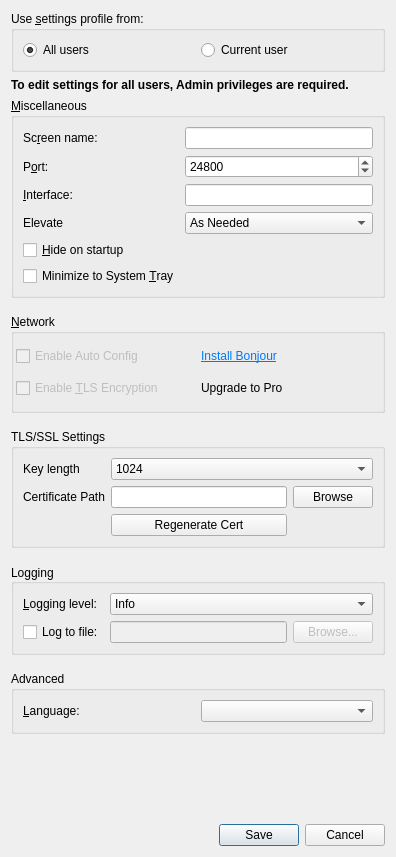
deskflow/deskflow, file src/gui/src/SettingsDialogBase.ui: the form before one commit.
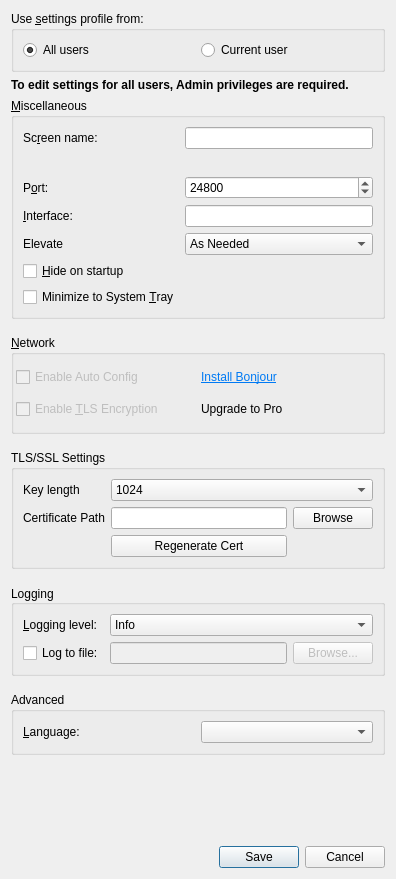
The form after the commit.

```diff
--- a/src/gui/src/SettingsDialogBase.ui
+++ b/src/gui/src/SettingsDialogBase.ui
@@ -7,7 +7,7 @@
     <x>0</x>
     <y>0</y>
     <width>396</width>
-    <height>857</height>
+    <height>879</height>
    </rect>
   </property>
   <property name="sizePolicy">
@@ -44,33 +44,7 @@
       <string>&amp;Miscellaneous</string>
      </property>
      <layout class="QGridLayout" name="gridLayout_3">
-      <item row="1" column="0">
-       <widget class="QLabel" name="m_pLabel_20">
-        <property name="text">
-         <string>P&amp;ort:</string>
-        </property>
-        <property name="buddy">
-         <cstring>m_pSpinBoxPort</cstring>
-        </property>
-       </widget>
-      </item>
-      <item row="0" column="0">
-       <widget class="QLabel" name="m_pLabel_19">
-        <property name="minimumSize">
-         <size>
-          <width>75</width>
-          <height>0</height>
-         </size>
-        </property>
-        <property name="text">
-         <string>Sc&amp;reen name:</string>
-        </property>
-        <property name="buddy">
-         <cstring>m_pLineEditScreenName</cstring>
-        </property>
-       </widget>
-      </item>
-      <item row="3" column="1">
+      <item row="4" column="1">
        <widget class="QComboBox" name="m_pComboElevate">
         <property name="toolTip">
          <string>Specify when the Synergy service should run at an elevated privilege level</string>
@@ -95,28 +69,34 @@
         </item>
        </widget>
       </item>
-      <item row="0" column="1">
-       <widget class="QLineEdit" name="m_pLineEditScreenName">
-        <property name="enabled">
-         <bool>true</bool>
-        </property>
-       </widget>
-      </item>
       <item row="3" column="0">
-       <widget class="QLabel" name="m_pLabelElevate">
+       <widget class="QLabel" name="m_pLabel_21">
         <property name="text">
-         <string>Elevate</string>
+         <string>&amp;Interface:</string>
+        </property>
+        <property name="buddy">
+         <cstring>m_pLineEditInterface</cstring>
         </property>
        </widget>
       </item>
-      <item row="6" column="0">
+      <item row="7" column="0">
        <widget class="QCheckBox" name="m_pCheckBoxMinimizeToTray">
         <property name="text">
          <string>Minimize to System &amp;Tray</string>
         </property>
        </widget>
       </item>
-      <item row="1" column="1">
+      <item row="0" column="1">
+       <widget class="QLineEdit" name="m_pLineEditScreenName">
+        <property name="enabled">
+         <bool>true</bool>
+        </property>
+        <property name="maxLength">
+         <number>15</number>
+        </property>
+       </widget>
+      </item>
+      <item row="2" column="1">
        <widget class="QSpinBox" name="m_pSpinBoxPort">
         <property name="enabled">
          <bool>true</bool>
@@ -135,30 +115,75 @@
         </property>
        </widget>
       </item>
+      <item row="0" column="0">
+       <widget class="QLabel" name="m_pLabel_19">
+        <property name="minimumSize">
+         <size>
+          <width>75</width>
+          <height>0</height>
+         </size>
+        </property>
+        <property name="text">
+         <string>Sc&amp;reen name:</string>
+        </property>
+        <property name="buddy">
+         <cstring>m_pLineEditScreenName</cstring>
+        </property>
+       </widget>
+      </item>
       <item row="2" column="0">
-       <widget class="QLabel" name="m_pLabel_21">
+       <widget class="QLabel" name="m_pLabel_20">
         <property name="text">
-         <string>&amp;Interface:</string>
+         <string>P&amp;ort:</string>
         </property>
         <property name="buddy">
-         <cstring>m_pLineEditInterface</cstring>
+         <cstring>m_pSpinBoxPort</cstring>
         </property>
        </widget>
       </item>
-      <item row="5" column="0">
+      <item row="4" column="0">
+       <widget class="QLabel" name="m_pLabelElevate">
+        <property name="text">
+         <string>Elevate</string>
+        </property>
+       </widget>
+      </item>
+      <item row="6" column="0">
        <widget class="QCheckBox" name="m_pCheckBoxAutoHide">
         <property name="text">
          <string>&amp;Hide on startup</string>
         </property>
        </widget>
       </item>
-      <item row="2" column="1">
+      <item row="3" column="1">
        <widget class="QLineEdit" name="m_pLineEditInterface">
         <property name="enabled">
          <bool>true</bool>
         </property>
        </widget>
       </item>
+      <item row="1" column="0" colspan="2">
+       <widget class="QLabel" name="m_pLabelNameError">
+        <property name="sizePolicy">
+         <sizepolicy hsizetype="Minimum" vsizetype="Minimum">
+          <horstretch>0</horstretch>
+          <verstretch>0</verstretch>
+         </sizepolicy>
+        </property>
+        <property name="styleSheet">
+         <string notr="true">color: #EC4C47; 
+font-size: 13px; 
+font-family: Arial; 
+font-weight: bold;</string>
+        </property>
+        <property name="text">
+         <string/>
+        </property>
+        <property name="alignment">
+         <set>Qt::AlignRight|Qt::AlignTrailing|Qt::AlignVCenter</set>
+        </property>
+       </widget>
+      </item>
      </layout>
     </widget>
    </item>
```
